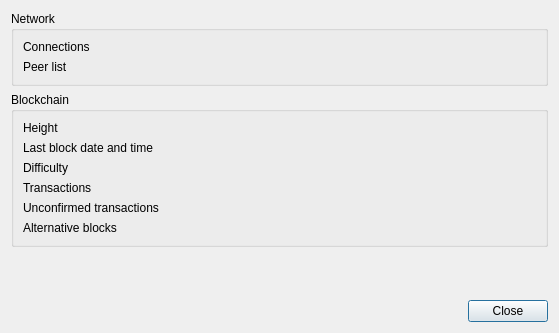
Before: the Qt Designer form src/gui/ui/infodialog.ui in cryptonotefoundation/cryptonotewallet, drawn with Qt 5.
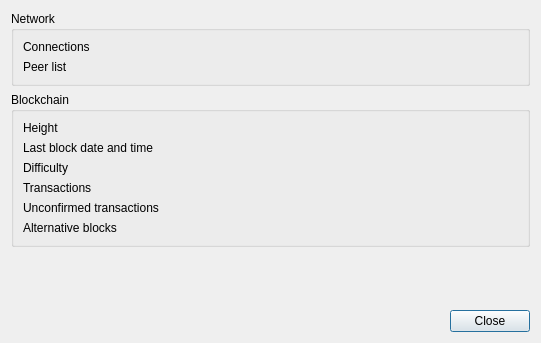
After: the same form once the commit is applied.

```diff
--- a/src/gui/ui/infodialog.ui
+++ b/src/gui/ui/infodialog.ui
@@ -9,8 +9,8 @@
    <rect>
     <x>0</x>
     <y>0</y>
-    <width>559</width>
-    <height>333</height>
+    <width>541</width>
+    <height>343</height>
    </rect>
   </property>
   <property name="windowTitle">
@@ -22,7 +22,7 @@
      <property name="title">
       <string>Network</string>
      </property>
-     <layout class="QFormLayout" name="formLayout_2">
+     <layout class="QGridLayout" name="gridLayout">
       <item row="0" column="0">
        <widget class="QLabel" name="label">
         <property name="minimumSize">
@@ -71,7 +71,7 @@
      <property name="title">
       <string>Blockchain</string>
      </property>
-     <layout class="QFormLayout" name="formLayout">
+     <layout class="QGridLayout" name="gridLayout_2">
       <item row="0" column="0">
        <widget class="QLabel" name="label_2">
         <property name="minimumSize">
@@ -92,6 +92,26 @@
         </property>
        </widget>
       </item>
+      <item row="1" column="0">
+       <widget class="QLabel" name="label_8">
+        <property name="minimumSize">
+         <size>
+          <width>150</width>
+          <height>0</height>
+         </size>
+        </property>
+        <property name="text">
+         <string>Last block date and time</string>
+        </property>
+       </widget>
+      </item>
+      <item row="1" column="1">
+       <widget class="QLabel" name="m_blockTime">
+        <property name="text">
+         <string/>
+        </property>
+       </widget>
+      </item>
       <item row="2" column="0">
        <widget class="QLabel" name="label_3">
         <property name="minimumSize">
@@ -172,26 +192,6 @@
         </property>
        </widget>
       </item>
-      <item row="1" column="0">
-       <widget class="QLabel" name="label_8">
-        <property name="minimumSize">
-         <size>
-          <width>150</width>
-          <height>0</height>
-         </size>
-        </property>
-        <property name="text">
-         <string>Last block date and time</string>
-        </property>
-       </widget>
-      </item>
-      <item row="1" column="1">
-       <widget class="QLabel" name="m_blockTime">
-        <property name="text">
-         <string/>
-        </property>
-       </widget>
-      </item>
      </layout>
     </widget>
    </item>
```
Left out of the diff: 2 changed lines with no effect on the pictures.
